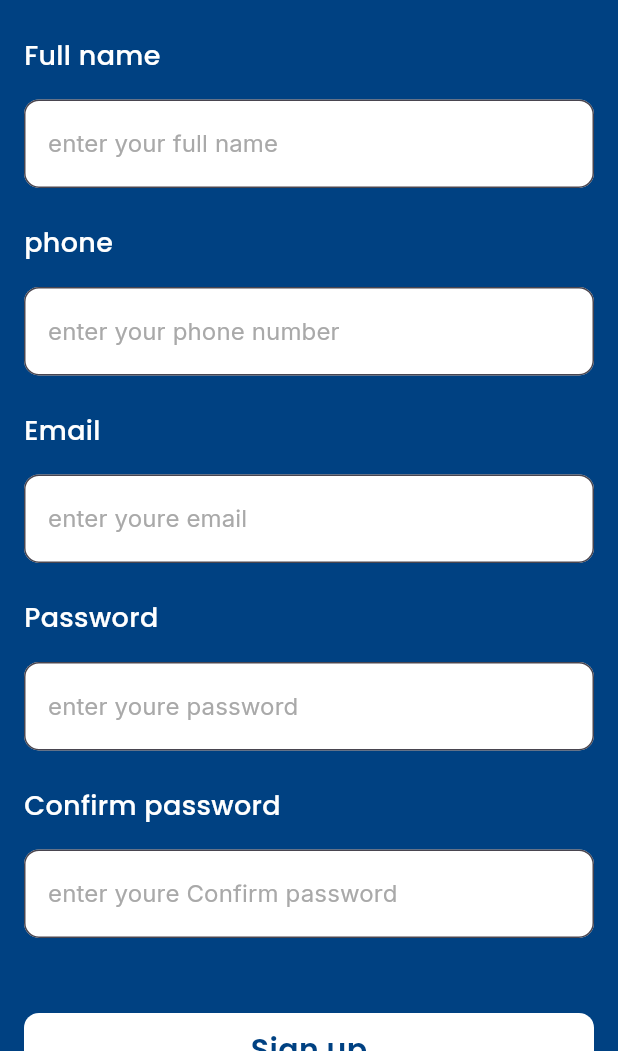
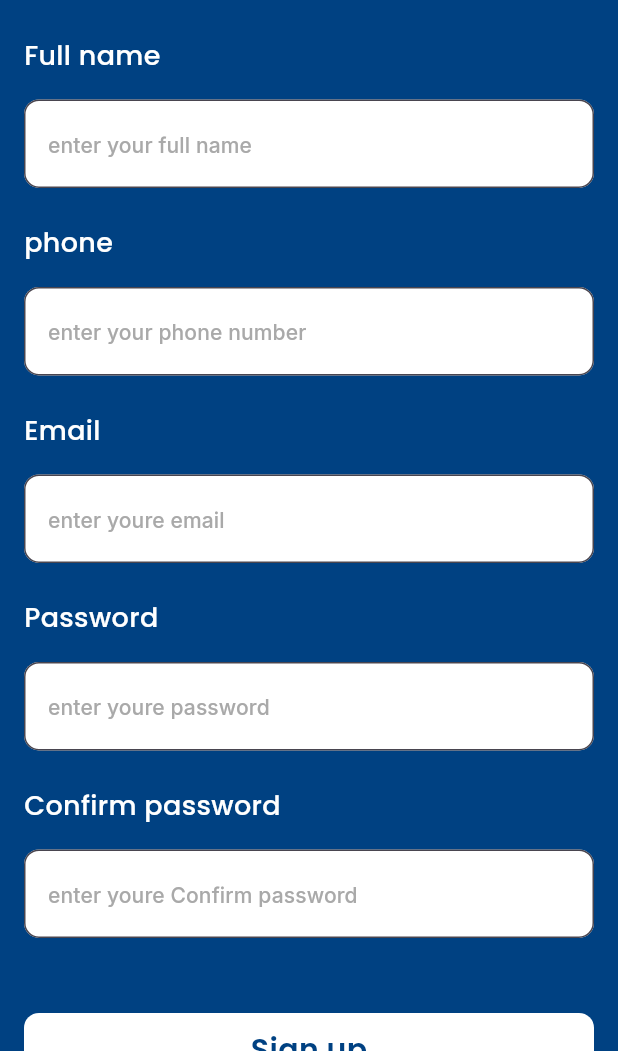
Before and after one commit to mohammed-sherif34/e_commerce_app, a Flutter app: the SignUpScreen screen opened by its route, on a phone screen of 412 x 824 dp, the part 185-1236 px from its top. Run offline on Flutter 3.47's test engine with Material 3 defaults, Android fonts, the phone set to English and light mode, and no system bars; our stand-ins replace bloc, cached_network_image, carousel_slider, connectivity_plus, dartz, dio and 5 more; network calls fail.

```diff
--- a/lib/config/app_theme.dart
+++ b/lib/config/app_theme.dart
@@ -1,43 +1,36 @@
 import 'package:e_commerce_app/core/utils/color_manager.dart';
+import 'package:e_commerce_app/core/utils/constant_double_values.dart';
 import 'package:e_commerce_app/core/utils/font_manager.dart';
 import 'package:flutter/material.dart';
 
 class AppTheme {
   static final ThemeData lightTheme = ThemeData(
-
-
-
-    textTheme: TextTheme(
+    textTheme: const TextTheme(
       titleLarge: TextStyle(
-        fontSize: 12,
+        fontSize:  ConstDValues.s12,
         color: AppColors.blackColor,
         fontWeight: FontWeightManager.normal,
       ),
       titleMedium: TextStyle(
-        fontSize: 14,
+        fontSize:  ConstDValues.s14,
         color: AppColors.blackColor,
-        fontWeight:FontWeightManager.normal,
+        fontWeight: FontWeightManager.normal,
       ),
       titleSmall: TextStyle(
-        fontSize: 16,
-        color: Colors.white,
-        fontWeight: FontWeight.w400,
+        fontSize:  ConstDValues.s14,
+        color: AppColors.darkBlue,
+        fontWeight: FontWeightManager.medium,
       ),
       bodyLarge: TextStyle(
-        fontSize: 18,
-        color: AppColors.blackColor,
+        fontSize:  ConstDValues.s18,
+        color: AppColors.darkBlue,
         fontWeight: FontWeightManager.medium,
       ),
-      /*bodyMedium: TextStyle(
-        fontSize: 20,
-        color: AppColors.darkGray,
-        fontWeight: FontWeight.bold,
+      bodyMedium: TextStyle(
+        fontSize: ConstDValues.s20,
+        color: AppColors.whiteColor,
+        fontWeight: FontWeightManager.medium,
       ),
-      bodySmall: TextStyle(
-        fontSize: 22,
-        color: Colors.lightGray,
-        fontWeight: FontWeight.w400,
-      ),*/
     ),
   );
 }
--- a/lib/config/routes/routes.dart
+++ b/lib/config/routes/routes.dart
@@ -3,4 +3,6 @@ abstract class Routes {
   static const login = 'login';
   static const mainLayout = 'home';
   static const splachScreen = 'splachScreen';
+  static const productDetailsScreen = 'productDetailsScreen';
+
 }
--- a/lib/config/routes/routes_generator.dart
+++ b/lib/config/routes/routes_generator.dart
@@ -2,6 +2,7 @@ import 'package:e_commerce_app/config/routes/routes.dart';
 import 'package:e_commerce_app/presentation/auth/screens/login_screen.dart';
 import 'package:e_commerce_app/presentation/auth/screens/sign_up_screen.dart';
 import 'package:e_commerce_app/presentation/main_layout/main_layout.dart';
+import 'package:e_commerce_app/presentation/productDetails/product_details_screen.dart';
 import 'package:e_commerce_app/presentation/splach/splach_screen.dart';
 import 'package:flutter/material.dart';
 
@@ -9,19 +10,16 @@ abstract class RoutesGenerator {
   static Route<dynamic> onGenerateRoute(RouteSettings settings) {
     switch (settings.name) {
       case Routes.login:
-        // Handle SignUp route
         return MaterialPageRoute(builder: (_) => const LoginScreen());
-        case Routes.splachScreen:
-        // Handle SignUp route
+      case Routes.productDetailsScreen:
+        return MaterialPageRoute(builder: (_) => const ProductDetailsScreen());
+      case Routes.splachScreen:
         return MaterialPageRoute(builder: (_) => const SplachScreen());
       case Routes.mainLayout:
-        // Handle SignUp route
         return MaterialPageRoute(builder: (_) => const MainLayout());
       case Routes.signUp:
-        // Handle Login route
         return MaterialPageRoute(builder: (_) => const SignUpScreen());
       default:
-        // Handle unknown routes
         return MaterialPageRoute(builder: (_) => const UnknownScreen());
     }
   }
--- a/lib/core/utils/assets_manager.dart
+++ b/lib/core/utils/assets_manager.dart
@@ -12,6 +12,5 @@ abstract class ImageAssets {
   static const String adv_2 = '$imagePath/adv_2.png';
   static const String adv_3 = '$imagePath/adv_3.png';
   static const String categorTest = '$imagePath/category_test.png';
+  static const String favouriteActiveIcon = '$imagePath/active_favourite.png';
 }
-
-//assets/images/category_test.png
--- a/lib/core/utils/color_manager.dart
+++ b/lib/core/utils/color_manager.dart
@@ -4,5 +4,6 @@ abstract class AppColors {
   static const Color primaryColor = Color(0xff004182);
   static const Color whiteColor = Colors.white;
   static const Color blackColor = Colors.black;
-  static const Color darkBlue =Color(0xff06004F);
+  static const Color darkBlue = Color(0xff06004F);
+  static const Color yellow = Color(0xffF4B400);
 }
--- a/lib/presentation/main_layout/cubit/home_view_model_cubit.dart
+++ b/lib/presentation/main_layout/cubit/home_view_model_cubit.dart
@@ -1,17 +1,18 @@
 import 'package:bloc/bloc.dart';
-import 'package:e_commerce_app/presentation/main_layout/categoryTap/category_tap_view.dart';
+import 'package:e_commerce_app/presentation/main_layout/productTap/category_tap_view.dart';
 import 'package:e_commerce_app/presentation/main_layout/cubit/home_view_model_state.dart';
 import 'package:e_commerce_app/presentation/main_layout/favouriteTap/favourite_tap_view.dart';
 import 'package:e_commerce_app/presentation/main_layout/homeTap/home_tap_view.dart';
 import 'package:e_commerce_app/presentation/main_layout/profileTap/profile_tap_view.dart';
 import 'package:flutter/material.dart';
 import 'package:injectable/injectable.dart';
+
 @injectable
 class HomeViewModelCubit extends Cubit<HomeViewModelState> {
   HomeViewModelCubit() : super(HomeViewModelInitial());
   List<Widget> taps = [
     const HomeTapView(),
-    const CategoryTapView(),
+    const ProductsTapView(),
     const FavouriteTapView(),
     const ProfileTapView(),
   ];
--- a/lib/presentation/main_layout/homeTap/cubit/home_tap_cubit.dart
+++ b/lib/presentation/main_layout/homeTap/cubit/home_tap_cubit.dart
@@ -3,7 +3,6 @@ import 'package:e_commerce_app/data/models/category_or_brand_model.dart';
 import 'package:e_commerce_app/domain/useCases/all_brandas_use_case.dart';
 import 'package:e_commerce_app/domain/useCases/all_categories_use_case.dart';
 import 'package:injectable/injectable.dart';
-
 part 'home_tap_state.dart';
 @injectable
 class HomeTapCubit extends Cubit<HomeTapState> {
--- a/lib/presentation/main_layout/homeTap/home_tap_view.dart
+++ b/lib/presentation/main_layout/homeTap/home_tap_view.dart
@@ -1,6 +1,6 @@
 import 'package:e_commerce_app/core/utils/constant_double_values.dart';
 import 'package:e_commerce_app/core/utils/constants_manager.dart';
-import 'package:e_commerce_app/presentation/main_layout/homeTap/widgets/brand_List.dart';
+import 'package:e_commerce_app/presentation/main_layout/homeTap/widgets/braand_list.dart';
 import 'package:e_commerce_app/presentation/main_layout/homeTap/widgets/category_list.dart';
 import 'package:e_commerce_app/presentation/main_layout/widgets/cursor_slider.dart';
 import 'package:flutter/material.dart';
```
Also changed, not shown: lib/core/widgets/cart_icon_button.dart (added, +21 -0 lines), lib/core/widgets/favourite_icon.dart (added, +44 -0 lines), lib/presentation/main_layout/categoryTap/category_tap_view.dart (deleted, +0 -12 lines), lib/presentation/main_layout/main_layout.dart (+5 -41 lines), lib/presentation/main_layout/productTap/category_tap_view.dart (added, +128 -0 lines), lib/presentation/main_layout/widgets/custom_text_filed.dart (added, +53 -0 lines), lib/presentation/productDetails/product_details_screen.dart (added, +42 -0 lines), assets/images/active_favourite.png (added), assets/images/product_test.png (added), assets/images/product_test2.jpeg (added), lib/presentation/main_layout/homeTap/widgets/braand_list.dart (renamed from lib/presentation/main_layout/homeTap/widgets/brand_list.dart), lib/presentation/main_layout/productTap/widgets/product_item.dart (added).
